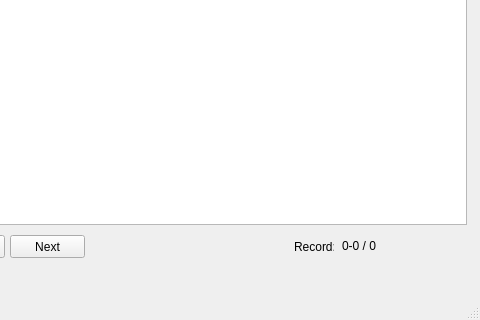
First picture: the form in src/FFParser_GUI/source/mainwindow.ui, repository sp0wk/FFParser_2017, before the edit; both pictures show x 464 to 944 and y 400 to 720 of the 944 by 720 pixel window.
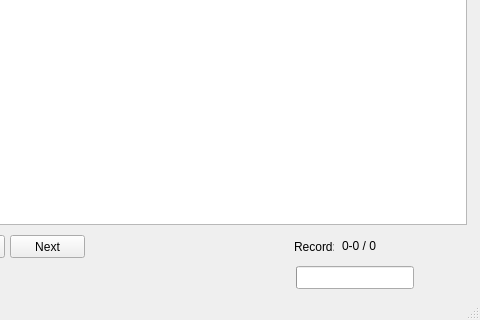
Second picture: the form after the edit.

Commit message: Translation is made in a separate class. Added progress bar when loading table

Diff of the .ui file:
```diff
--- a/src/FFParser_GUI/source/mainwindow.ui
+++ b/src/FFParser_GUI/source/mainwindow.ui
@@ -274,6 +274,34 @@
      <string>Record:</string>
     </property>
    </widget>
+   <widget class="QProgressBar" name="progressBar">
+    <property name="enabled">
+     <bool>true</bool>
+    </property>
+    <property name="geometry">
+     <rect>
+      <x>760</x>
+      <y>630</y>
+      <width>118</width>
+      <height>23</height>
+     </rect>
+    </property>
+    <property name="acceptDrops">
+     <bool>false</bool>
+    </property>
+    <property name="inputMethodHints">
+     <set>Qt::ImhNone</set>
+    </property>
+    <property name="value">
+     <number>0</number>
+    </property>
+    <property name="textVisible">
+     <bool>false</bool>
+    </property>
+    <property name="orientation">
+     <enum>Qt::Horizontal</enum>
+    </property>
+   </widget>
   </widget>
   <widget class="QMenuBar" name="menuBar">
    <property name="geometry">
```
The commit also changes 4 other files.
